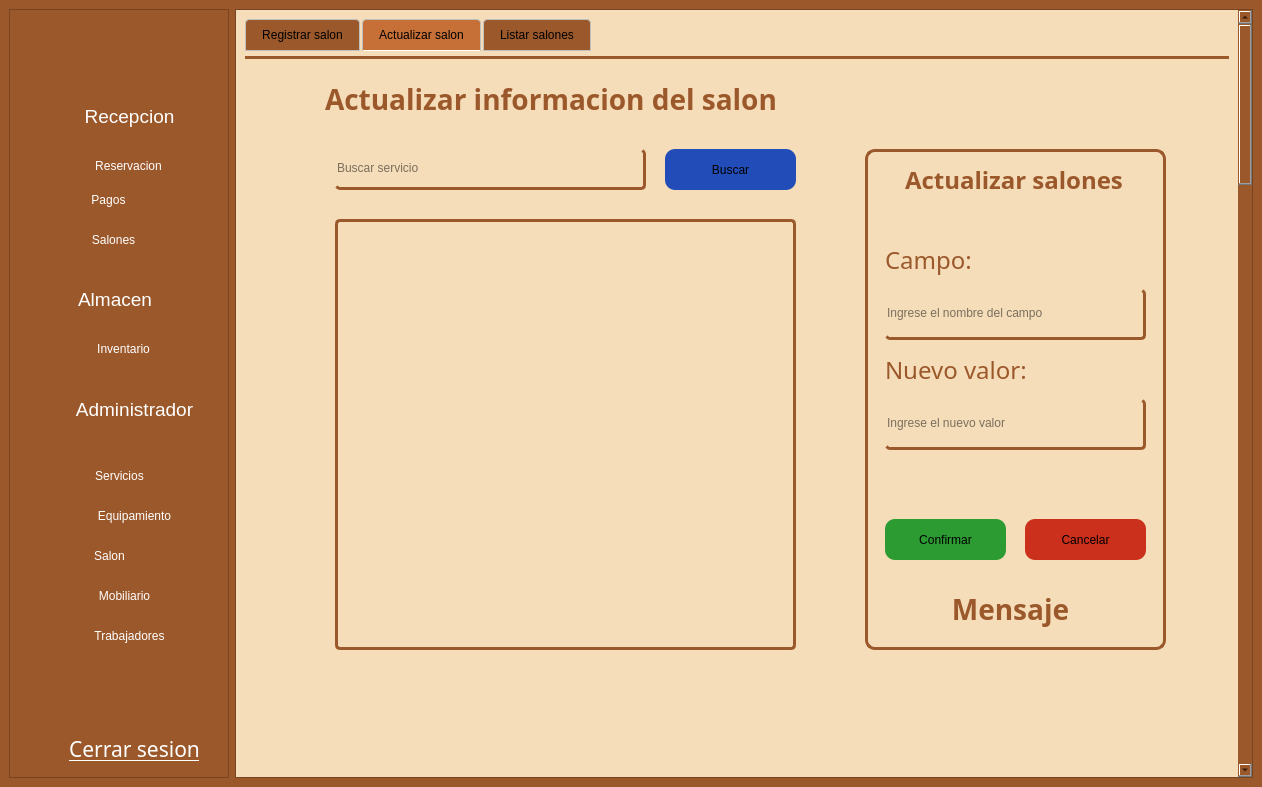
The window that gui/admin_screen.ui (asp-laboratories/BookingRoom_Software) describes before a commit, drawn with Qt 5.
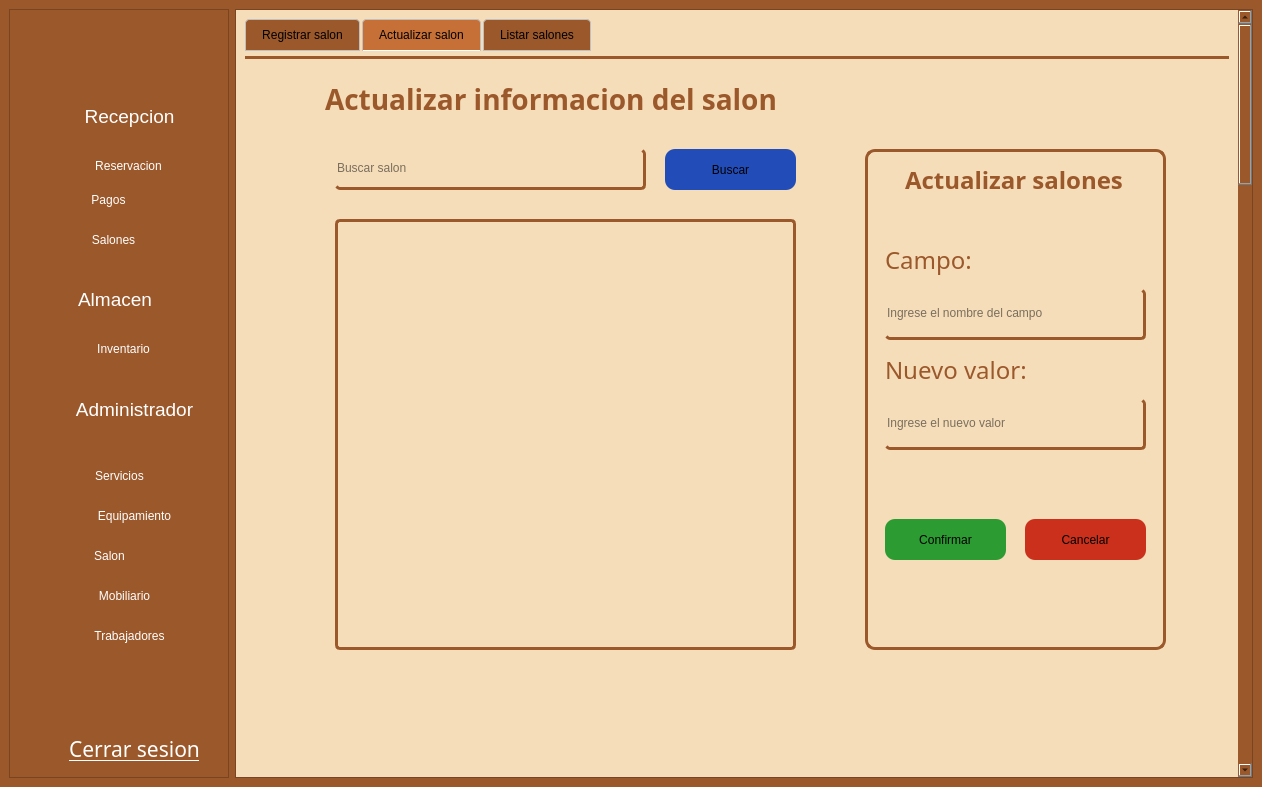
The same window after the commit. The open tabs and pages were chosen to show the change. Icons and pictures are not drawn.

Commit message: refactor(gui): Cambio de aparicion de labels de mensaje a notificaciones de advertencia

Patch:
```diff
--- a/gui/admin_screen.ui
+++ b/gui/admin_screen.ui
@@ -693,8 +693,8 @@
        <property name="geometry">
         <rect>
          <x>0</x>
-         <y>-1080</y>
-         <width>1004</width>
+         <y>0</y>
+         <width>1031</width>
          <height>3500</height>
         </rect>
        </property>
@@ -3488,31 +3488,6 @@
                 <string>Campo:</string>
                </property>
               </widget>
-              <widget class="QLabel" name="sMensajeAct_2">
-               <property name="geometry">
-                <rect>
-                 <x>20</x>
-                 <y>440</y>
-                 <width>251</width>
-                 <height>41</height>
-                </rect>
-               </property>
-               <property name="font">
-                <font>
-                 <family>Adwaita Sans</family>
-                 <pointsize>-1</pointsize>
-                 <bold>true</bold>
-                </font>
-               </property>
-               <property name="styleSheet">
-                <string notr="true">border: unset;
-color: rgba(155, 88, 43, 1.0);
-font-size: 28px;</string>
-               </property>
-               <property name="text">
-                <string>&lt;html&gt;&lt;head/&gt;&lt;body&gt;&lt;p align=&quot;center&quot;&gt;&lt;span style=&quot; font-size:21pt;&quot;&gt;Mensaje&lt;/span&gt;&lt;/p&gt;&lt;/body&gt;&lt;/html&gt;</string>
-               </property>
-              </widget>
               <widget class="QLabel" name="label_65">
                <property name="geometry">
                 <rect>
@@ -3576,7 +3551,7 @@
                <string/>
               </property>
               <property name="placeholderText">
-               <string>Buscar servicio </string>
+               <string>Buscar salon</string>
               </property>
              </widget>
              <widget class="QTextEdit" name="sResultadoListar_4">
```
Left out of the diff: 131 changed lines with no effect on the pictures. The commit also changes 1 other file.
